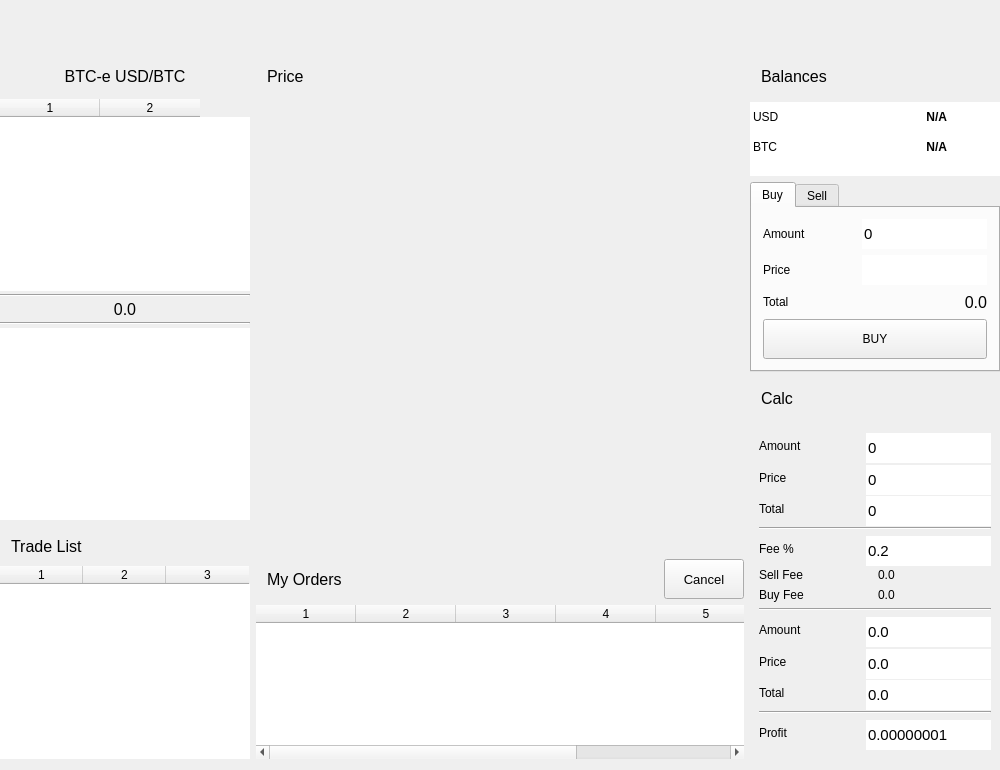
MuesliReep/TradeDeck, file src/mainwindow.ui: the form before one commit.
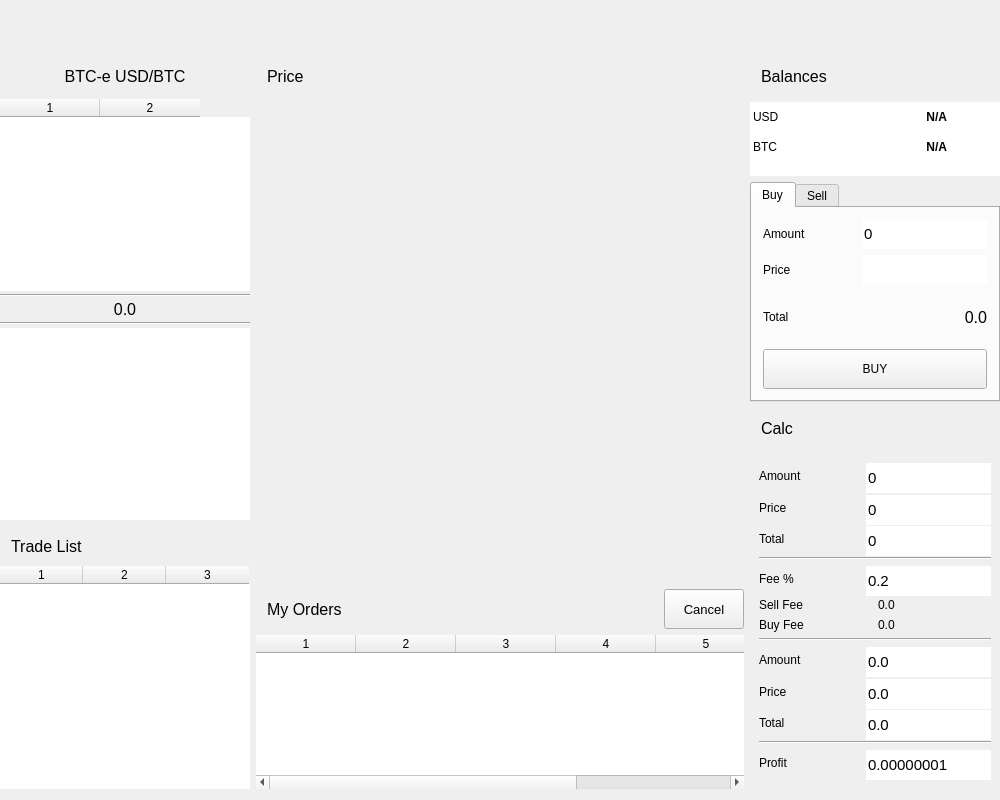
The form after the commit. Icons and pictures are not drawn. Custom widgets are drawn as their Qt base class.

```diff
--- a/src/mainwindow.ui
+++ b/src/mainwindow.ui
@@ -7,13 +7,13 @@
     <x>0</x>
     <y>0</y>
     <width>1000</width>
-    <height>770</height>
+    <height>800</height>
    </rect>
   </property>
   <property name="minimumSize">
    <size>
-    <width>850</width>
-    <height>0</height>
+    <width>1000</width>
+    <height>800</height>
    </size>
   </property>
   <property name="windowTitle">
@@ -55,7 +55,7 @@
     <item>
      <layout class="QHBoxLayout" name="horizontalLayout">
       <item>
-       <layout class="QVBoxLayout" name="verticalLayout">
+       <layout class="QVBoxLayout" name="verticalLayoutLeft">
         <item>
          <widget class="QWidget" name="tradeDepthWidget" native="true">
           <property name="maximumSize">
```
Left out of the diff: 30 changed lines with no effect on the pictures.
